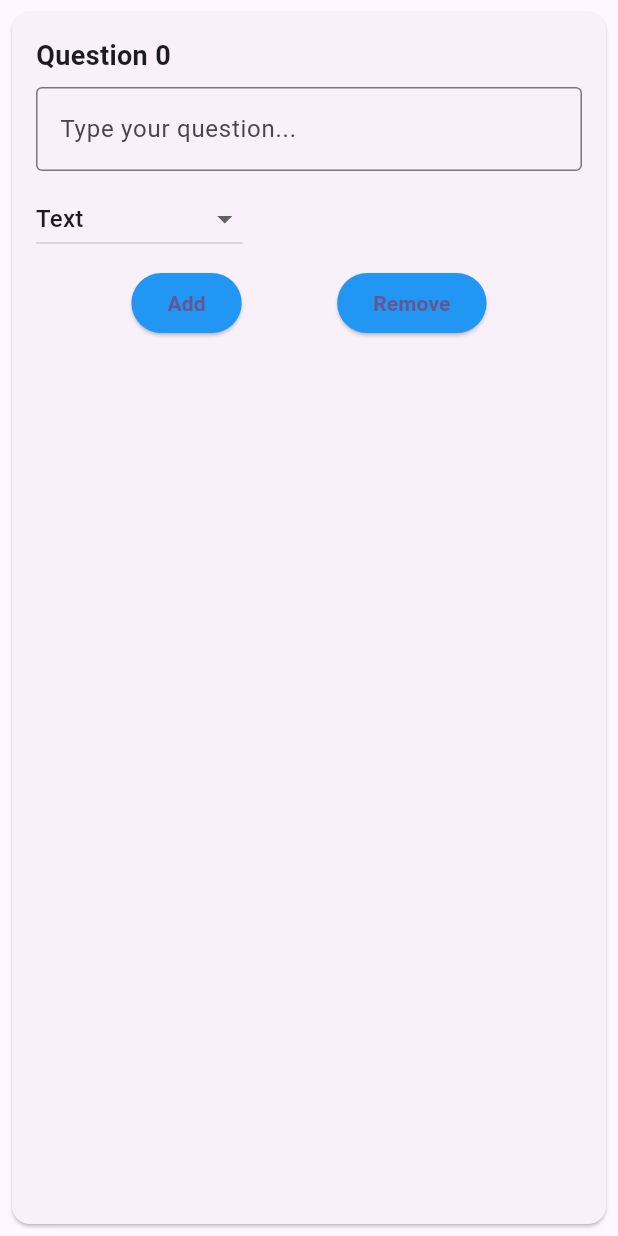
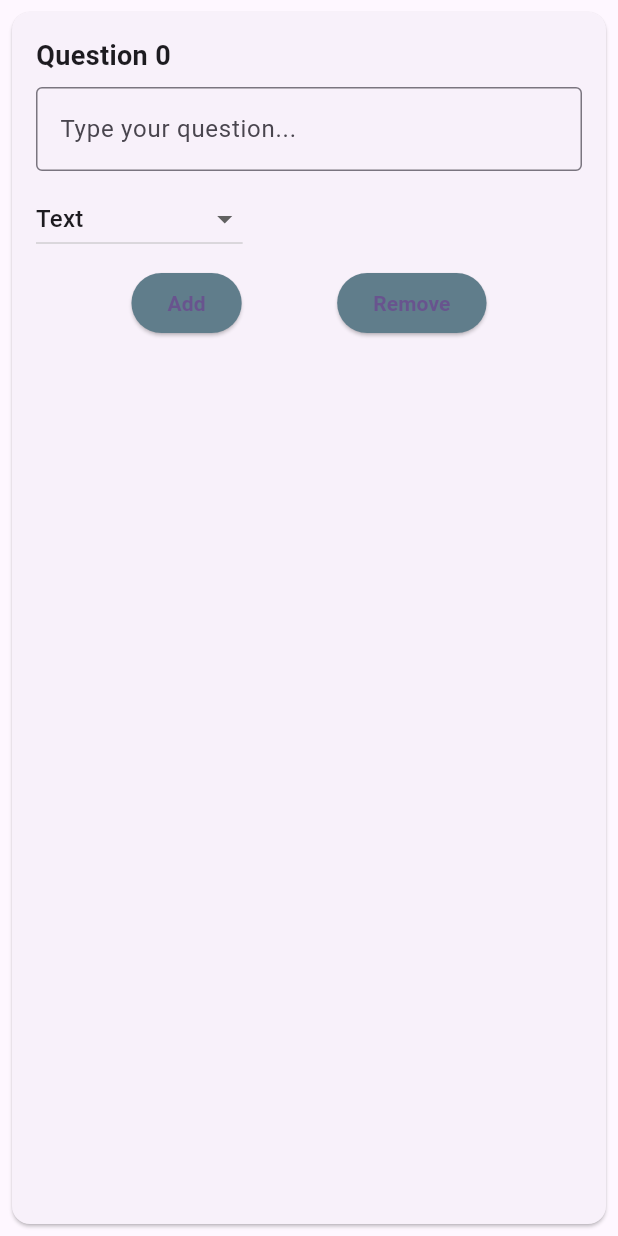
Before and after one commit to Qadir09/Datadom_App, a Flutter app: the QuestionCard widget shown alone on an empty page, opened directly with empty values, on a phone screen of 412 x 824 dp. Run offline on Flutter 3.47's test engine with Material 3 defaults, Android fonts, the light colour scheme and no system bars; our stand-ins replace cloud_firestore, firebase_auth, firebase_core; accounts and stored records are empty; network calls fail.

Commit message:
change Color contranst

```diff
--- a/lib/view/createServeypage.dart
+++ b/lib/view/createServeypage.dart
@@ -234,7 +234,7 @@ class _QuestionCardState extends State<QuestionCard> {
               children: [
                 ElevatedButton(
                   style: ElevatedButton.styleFrom(
-                    backgroundColor: Colors.blue,
+                    backgroundColor: Colors.blueGrey,
                   ),
                   onPressed: widget.onAdd,
                   child: const Text(
@@ -244,7 +244,7 @@ class _QuestionCardState extends State<QuestionCard> {
                 ),
                 ElevatedButton(
                   style: ElevatedButton.styleFrom(
-                    backgroundColor: Colors.blue,
+                    backgroundColor: Colors.blueGrey,
                   ),
                   onPressed: widget.onRemove,
                   child: const Text('Remove',
```
